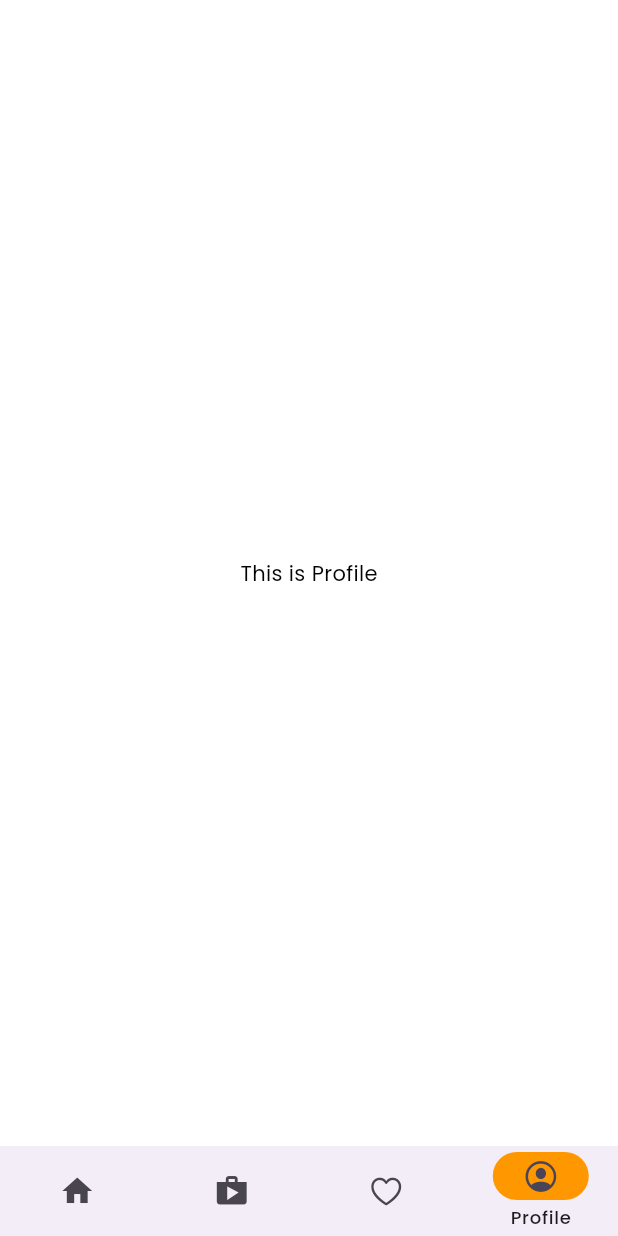
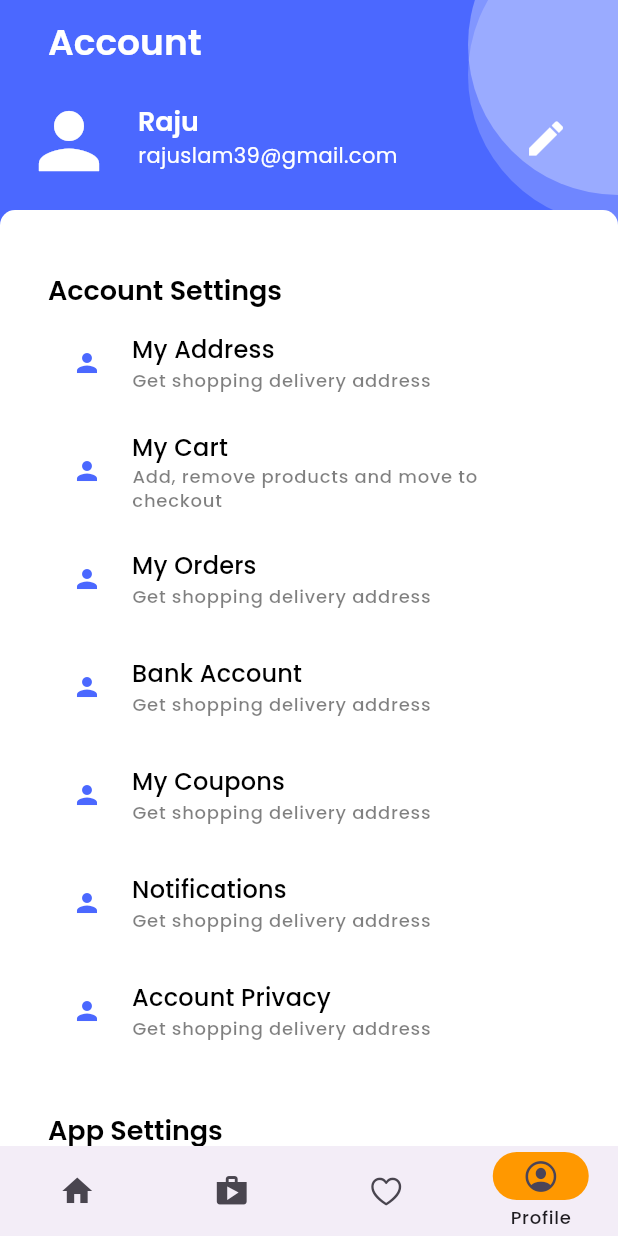
Before and after one commit to araful39/e-mart-app, a Flutter app: the NavigationMenu screen opened directly, item 4 of the bottom bar chosen, on a phone screen of 412 x 824 dp. Run offline on Flutter 3.47's test engine with Material 3 defaults, Android fonts, the phone set to English and light mode, and no system bars; our stand-ins replace carousel_slider, get; network calls fail.

Commit message:
Wishlist and Settings screen added

```diff
--- a/lib/common/widgets/brand/r_brand_card.dart
+++ b/lib/common/widgets/brand/r_brand_card.dart
@@ -30,7 +30,7 @@ class RBrandCard extends StatelessWidget {
             const Flexible(
               flex: 1,
                 child: RCircularImage(
-                  imagePath: RImages.shoes2, isNetworkImage: false,
+                  imagePath: RImages.shoesName, isNetworkImage: false,
                 )),
             // const SizedBox(width: 2,),
             Flexible(
--- a/lib/common/widgets/custom_shapes/container/primary_header_container.dart
+++ b/lib/common/widgets/custom_shapes/container/primary_header_container.dart
@@ -5,9 +5,13 @@ import 'circular_container.dart';
 
 class RPrimaryHeaderContainer extends StatelessWidget {
   const RPrimaryHeaderContainer({
-    super.key, required this.child,
+    super.key, required this.child,  this.topHeight, this.headerHeight,
   });
 final Widget child;
+
+final double ? headerHeight;
+
+final double ? topHeight;
   @override
   Widget build(BuildContext context) {
     return Container(
@@ -15,7 +19,7 @@ final Widget child;
       color: RColores.primary,
       padding: const EdgeInsets.all(0),
       child: SizedBox(
-        height: 278, child: Stack(
+        height: headerHeight ?? 278, child: Stack(
           children: [
             Positioned(
               top: -50,
@@ -38,8 +42,8 @@ final Widget child;
               ),
             ),
             Padding(
-              padding: const EdgeInsets.only(
-                top: 250
+              padding:  EdgeInsets.only(
+                top: topHeight ?? 250
               ),
               child: Container(
 
@@ -47,7 +51,7 @@ final Widget child;
                 decoration: const BoxDecoration(
                     color: RColores.white,
                   borderRadius: BorderRadius.only(
-                    topLeft: Radius.circular(50),topRight: Radius.circular(50),
+                    topLeft: Radius.circular(20),topRight: Radius.circular(20),
                   )
                 ),
 
--- /dev/null
+++ b/lib/common/widgets/list_tile/r_user_profile_tile.dart
@@ -0,0 +1,27 @@
+import 'package:e_mart/utills/constants/colors.dart';
+import 'package:flutter/material.dart';
+class RUserProfileTile extends StatelessWidget {
+  const RUserProfileTile({
+    super.key, required this.title, required this.subTitle, required this.onPress, required this.icon,
+  });
+  final String title;
+  final String subTitle;
+  final VoidCallback onPress;
+  final IconData icon;
+
+  @override
+  Widget build(BuildContext context) {
+    return ListTile(
+      leading: const Icon(Icons.person,color: Colors.white,size: 60,),
+      title: Text(title,style: Theme.of(context).textTheme.headlineSmall?.apply(color: RColores.white),
+
+      ),
+      subtitle:  Text(subTitle,style: Theme.of(context).textTheme.bodyMedium?.apply(color: RColores.white),
+
+      ),
+      trailing: IconButton(onPressed: onPress, icon:  Icon(icon,color: RColores.white,size: 30,),),
+
+
+    );
+  }
+}
--- /dev/null
+++ b/lib/common/widgets/list_tile/settings_menu_tile.dart
@@ -0,0 +1,21 @@
+import 'package:e_mart/utills/constants/colors.dart';
+import 'package:flutter/material.dart';
+class RSettingsMenuTile extends StatelessWidget {
+  const RSettingsMenuTile({super.key, required this.title, required this.subTitle, required this.icon, this.trailing, this.onTap});
+final String title;
+final String subTitle;
+final IconData icon;
+final Widget? trailing;
+final VoidCallback? onTap;
+  @override
+  Widget build(BuildContext context) {
+    return  ListTile(
+leading: Icon(icon,size: 20,color: RColores.primary,),
+      title: Text(title,style: Theme.of(context).textTheme.titleMedium,),
+      subtitle: Text(subTitle,style: Theme.of(context).textTheme.labelMedium,),
+      trailing: trailing,
+      onTap: onTap,
+
+    );
+  }
+}
--- /dev/null
+++ b/lib/features/personalization/screens/settings/settings.dart
@@ -0,0 +1,55 @@
+import 'package:e_mart/common/widgets/appbar/appbar.dart';
+import 'package:e_mart/common/widgets/custom_shapes/container/primary_header_container.dart';
+import 'package:e_mart/common/widgets/list_tile/r_user_profile_tile.dart';
+import 'package:e_mart/common/widgets/list_tile/settings_menu_tile.dart';
+import 'package:e_mart/common/widgets/texts/section_heading.dart';
+import 'package:e_mart/utills/constants/colors.dart';
+import 'package:e_mart/utills/constants/sizes.dart';
+import 'package:flutter/material.dart';
+
+class SettingsScreen extends StatelessWidget {
+  const SettingsScreen({super.key});
+
+  @override
+  Widget build(BuildContext context) {
+    return  Scaffold(
+      body: SingleChildScrollView(
+        child: Column(
+          children: [
+            RPrimaryHeaderContainer(
+              headerHeight: 150,
+              topHeight: 140,
+
+                child: Column(
+              children: [
+                RAppBar(
+                  title: Text("Account",style: Theme.of(context).textTheme.headlineMedium?.apply(color: RColores.white),),
+                ),
+                  RUserProfileTile(title: 'Raju', subTitle: 'rajuslam39@gmail.com', onPress: () {  }, icon: Icons.edit,)
+              ],
+            )),
+            const Padding(padding: EdgeInsets.all(RSizes.defaultBtwSections),
+            child: Column(
+              children: [
+                RSectionHeading(text: "Account Settings"),
+                RSettingsMenuTile(title: 'My Address', subTitle: 'Get shopping delivery address', icon: Icons.person,),
+                RSettingsMenuTile(title: 'My Cart', subTitle: 'Add, remove products and move to checkout', icon: Icons.person,),
+                RSettingsMenuTile(title: 'My Orders', subTitle: 'Get shopping delivery address', icon: Icons.person,),
+                RSettingsMenuTile(title: 'Bank Account', subTitle: 'Get shopping delivery address', icon: Icons.person,),
+                RSettingsMenuTile(title: 'My Coupons', subTitle: 'Get shopping delivery address', icon: Icons.person,),
+                RSettingsMenuTile(title: 'Notifications', subTitle: 'Get shopping delivery address', icon: Icons.person,),
+                RSettingsMenuTile(title: 'Account Privacy', subTitle: 'Get shopping delivery address', icon: Icons.person,),
+                SizedBox(height: RSizes.defaultBtwSections,),
+                RSectionHeading(text: "App Settings"),
+                SizedBox(
+                  height: RSizes.spaceBtwItems,
+                ),
+                RSettingsMenuTile(title: 'Load Data', subTitle: 'Get shopping delivery address', icon: Icons.person,),
+              ],
+            ),)
+          ],
+        ),
+      ),
+    );
+  }
+}
--- a/lib/features/shop/screens/home/home.dart
+++ b/lib/features/shop/screens/home/home.dart
@@ -65,7 +65,7 @@ class HomeScreen extends StatelessWidget {
                    height: RSizes.sm,
                  ),
                  RGridLayout(itemCount: 4, itemBuilder: (_ , index ) {
-                   return const RProductCardVertical();
+                   return const RProductCardVertical(imagePath: RImages.shoes3,);
                  },)
                ],
              ),
--- a/lib/features/shop/screens/profile/profile.dart
+++ /dev/null
@@ -1,14 +0,0 @@
-import 'package:flutter/material.dart';
-
-class ProfileScreen extends StatelessWidget {
-  const ProfileScreen({super.key});
-
-  @override
-  Widget build(BuildContext context) {
-    return const Scaffold(
-      body: Center(
-        child: Text("This is Profile"),
-      ),
-    );
-  }
-}
--- a/lib/navigation_menu.dart
+++ b/lib/navigation_menu.dart
@@ -1,11 +1,12 @@
 import 'package:e_mart/features/shop/screens/home/home.dart';
-import 'package:e_mart/features/shop/screens/profile/profile.dart';
 import 'package:e_mart/features/shop/screens/shop/shop.dart';
-import 'package:e_mart/features/shop/screens/wishlist/wishlist.dart';
 import 'package:flutter/cupertino.dart';
 import 'package:flutter/foundation.dart';
 import 'package:flutter/material.dart';
 import 'package:get/get.dart';
+
+import 'features/personalization/screens/settings/settings.dart';
+import 'features/shop/screens/Wishlist/wishlist.dart';
 
 class NavigationMenu extends StatelessWidget {
   const NavigationMenu({super.key});
@@ -14,7 +15,7 @@ class NavigationMenu extends StatelessWidget {
   Widget build(BuildContext context) {
     final controller = Get.put(NavigationController());
     if (kDebugMode) {
-      print("print1");
+
     }
     return Scaffold(
         bottomNavigationBar: Obx(
@@ -51,7 +52,7 @@ class NavigationController extends GetxController {
   final screen = [
    const HomeScreen(),
     const ShopScreen(),
-    const WishlistScreen(),
-    const ProfileScreen()
+    const FavouriteScreen(),
+    const SettingsScreen()
   ];
 }
```
Also changed, not shown: lib/common/widgets/products/product_cards/product_card_vertical.dart (+9 -5 lines), lib/features/authentication/controllers/login_controller.dart (added, +9 -0 lines), lib/features/authentication/screens/login/widgets/login_form.dart (+2 -12 lines), lib/features/shop/screens/Wishlist/wishlist.dart (added, +37 -0 lines), lib/features/shop/screens/shop/shop.dart (+28 -7 lines), lib/features/shop/screens/shop/widget/r_category_tab.dart (+8 -10 lines), lib/features/shop/screens/wishlist/wishlist.dart (deleted, +0 -14 lines).
